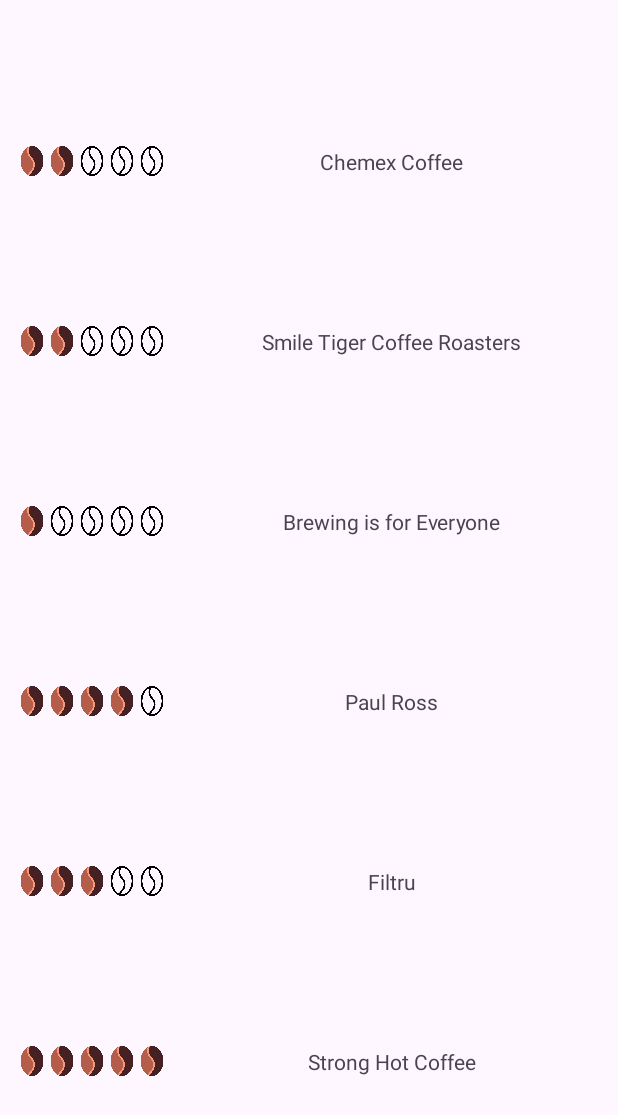
After one commit to MatiPardoE/CursoAndroid, an Android app: the CoffeeRecipeFragment screen opened through its navigation route, on a phone screen of 412 x 824 dp. The commit adds this screen. Shown: the top 1115 px of the screen. Run offline under Robolectric (Android 15) with nearby library versions, the phone set to English and light mode, and no system bars.

Commit message:
Recycled View andando, muestra nombre de receta y fuerza en base a 5 imagenes

```diff
--- a/LogInApp/app/build.gradle.kts
+++ b/LogInApp/app/build.gradle.kts
@@ -50,6 +50,7 @@
 
     implementation("androidx.navigation:navigation-fragment-ktx:2.7.0")
     implementation("androidx.navigation:navigation-ui-ktx:2.7.0")
+    implementation("com.github.bumptech.glide:glide:4.16.0")
 
     testImplementation("junit:junit:4.13.2")
     androidTestImplementation("androidx.test.ext:junit:1.1.5")
--- /dev/null
+++ b/LogInApp/app/src/main/java/com/example/loginapp/adapters/CoffeeRecipeAdapter.kt
@@ -0,0 +1,58 @@
+package com.example.loginapp.adapters
+
+import android.view.LayoutInflater
+import android.view.View
+import android.view.ViewGroup
+import android.widget.ImageView
+import android.widget.TextView
+import androidx.recyclerview.widget.RecyclerView
+import com.bumptech.glide.Glide
+import com.example.loginapp.entities.CoffeeRecipe
+import com.example.loginapp.R
+
+
+class CoffeeRecipeAdapter(private val list: List<CoffeeRecipe>) : RecyclerView.Adapter<CoffeeRecipeAdapter.ViewHolder>() {
+
+    override fun onCreateViewHolder(parent: ViewGroup, viewType: Int): ViewHolder {
+        //Inflo a la vista, el layout item.
+        val view = LayoutInflater.from(parent.context).inflate(R.layout.coffee_recipe_item,parent,false)
+        return ViewHolder(view) //Retorno el viewHolder de esa lista
+    }
+
+    override fun getItemCount(): Int {
+        return list.size //Aca le digo al adapter de que tamaño es la lista
+    }
+
+    override fun onBindViewHolder(holder: ViewHolder, position: Int) {
+        //Uno la vista con la lista por eso llamo la funcion holder.bind
+        val coffeeRecipe = list[position]
+        holder.bind(coffeeRecipe)
+    }
+
+    inner class ViewHolder(private val v: View) : RecyclerView.ViewHolder(v){
+        fun bind(coffeeRecipe: CoffeeRecipe){
+            //Aca es donde asocio a la vista las variables de mi objeto
+            val txtName: TextView = v.findViewById(R.id.txtName)
+            txtName.text = coffeeRecipe.name
+
+            val imgStrength1 : ImageView = v.findViewById(R.id.imageViewGrano1)
+            val imgStrength2 : ImageView = v.findViewById(R.id.imageViewGrano2)
+            val imgStrength3 : ImageView = v.findViewById(R.id.imageViewGrano3)
+            val imgStrength4 : ImageView = v.findViewById(R.id.imageViewGrano4)
+            val imgStrength5 : ImageView = v.findViewById(R.id.imageViewGrano5)
+
+            val imgStrengthlist = listOf(
+                imgStrength1,
+                imgStrength2,
+                imgStrength3,
+                imgStrength4,
+                imgStrength5)
+
+            if(coffeeRecipe.strength < 5) imgStrength5.setImageResource(R.drawable.granovacio)
+            if (coffeeRecipe.strength < 4) imgStrength4.setImageResource(R.drawable.granovacio)
+            if (coffeeRecipe.strength < 3) imgStrength3.setImageResource(R.drawable.granovacio)
+            if (coffeeRecipe.strength < 2) imgStrength2.setImageResource(R.drawable.granovacio)
+            if (coffeeRecipe.strength < 1) imgStrength1.setImageResource(R.drawable.granovacio)
+        }
+    }
+}
--- /dev/null
+++ b/LogInApp/app/src/main/java/com/example/loginapp/entities/CoffeeRecipe.kt
@@ -0,0 +1,15 @@
+package com.example.loginapp.entities
+data class CoffeeRecipe(
+    val name: String,
+    val description: String,
+    val coffeeType: String,
+    val grindLevel: String,
+    val coffeeToWaterRatio: Double,
+    val strength: Int,
+    val waterAmountTimePairs: List<WaterAmountTimePair>
+)
+
+data class WaterAmountTimePair(
+    val waterAmount: Double, // en mililitros
+    val brewTime: Int // en segundos
+)
--- /dev/null
+++ b/LogInApp/app/src/main/java/com/example/loginapp/entities/prueba.kt
@@ -0,0 +1,5 @@
+package com.example.loginapp.entities
+
+data class prueba(
+    val name : String
+)
--- /dev/null
+++ b/LogInApp/app/src/main/java/com/example/loginapp/fragments/CoffeeRecipeFragment.kt
@@ -0,0 +1,165 @@
+package com.example.loginapp.fragments
+
+import android.os.Bundle
+import androidx.fragment.app.Fragment
+import android.view.LayoutInflater
+import android.view.View
+import android.view.ViewGroup
+import androidx.recyclerview.widget.LinearLayoutManager
+import androidx.recyclerview.widget.RecyclerView
+import com.example.loginapp.R
+import com.example.loginapp.adapters.CoffeeRecipeAdapter
+import com.example.loginapp.entities.CoffeeRecipe
+import com.example.loginapp.entities.WaterAmountTimePair
+
+class CoffeeRecipeFragment : Fragment() {
+
+    private lateinit var v : View
+    private lateinit var rvCoffeeRecipe: RecyclerView
+    private var coffeeRecipeList = listOf(
+        CoffeeRecipe(
+            name = "Chemex Coffee",
+            description = "A Chemex coffee brewing recipe.",
+            coffeeType = "Coffee of your choice",
+            grindLevel = "Medium-coarse",
+            coffeeToWaterRatio = 1.0 / 16.0, // 1:16 brew ratio
+            strength = 2,
+            waterAmountTimePairs = listOf(
+                WaterAmountTimePair(90.0, 30), // At :30, pour 90g of water, brew for 30 seconds
+                WaterAmountTimePair(210.0, 60), // At 1:30, pour 210g of water, brew for 60 seconds
+                WaterAmountTimePair(210.0, 60)  // At 2:30, pour 210g of water, brew for 60 seconds
+            )),
+        CoffeeRecipe(
+            name = "Smile Tiger Coffee Roasters",
+            description = "A solid daily driver recipe for a smooth, clean cup.",
+            coffeeType = "Medium to medium-light roast (or any coffee you like)",
+            grindLevel = "Not specified",
+            coffeeToWaterRatio = 32.0 / 500.0, // Ratio de café a agua: 32 g de café a 500 g de agua
+            strength = 2,
+            waterAmountTimePairs = listOf(
+                WaterAmountTimePair(60.0, 30), // Vierte 60 g de agua y revuelve suavemente después de 30 segundos.
+                WaterAmountTimePair(190.0, 45), // A los 1:15 minutos, vierte hasta 250 g de agua.
+                WaterAmountTimePair(50.0, 15)   // A los 2:00 minutos, vierte los últimos 50 g de agua hasta un total de 500 g.
+            )),
+        CoffeeRecipe(
+            name = "Brewing is for Everyone",
+            description = "Perfect for light roasts, makes a sharp, vibrant cup of coffee.",
+            coffeeType = "Light roast (recommended)",
+            grindLevel = "Medium",
+            coffeeToWaterRatio = 30.0 / 480.0, // Ratio de café a agua: 30 g de café a 480 g de agua
+            strength = 1,
+            waterAmountTimePairs = listOf(
+                WaterAmountTimePair(60.0, 30), // Bloom: Vierte 60 g de agua, revuelve suavemente y espera 30 segundos.
+                WaterAmountTimePair(420.0, 0)  // Vierte lentamente hasta un total de 480 g de agua.
+            )
+        ),
+        CoffeeRecipe(
+            name = "Paul Ross",
+            description = "Perfect for strong coffee lovers, produces a bold and flavorful cup.",
+            coffeeType = "Medium to medium-coarse grind (recommended)",
+            grindLevel = "Medium to medium-coarse",
+            coffeeToWaterRatio = 35.0 / 500.0, // Ratio de café a agua: 35 g de café a 500 g de agua
+            strength = 4,
+            waterAmountTimePairs = listOf(
+                WaterAmountTimePair(70.0, 30), // Bloom: Vierte 70 g de agua justo después de hervir, revuelve la mezcla y espera 30 segundos.
+                WaterAmountTimePair(430.0, 0)  // Vierte los 430 g de agua restantes y revuelve la mezcla nuevamente.
+            )
+        ),
+        CoffeeRecipe(
+            name = "Filtru",
+            description = "A multi-pour recipe for a deliciously bright cup.",
+            coffeeType = "Acidic light roast (recommended)",
+            grindLevel = "Medium",
+            coffeeToWaterRatio = 25.0 / 340.0, // Ratio de café a agua: 25 g de café a 340 g de agua
+            strength = 3,
+            waterAmountTimePairs = listOf(
+                WaterAmountTimePair(50.0, 30),   // Bloom: Vierte 50 g de agua, revuelve los granos para asegurar un mojado uniforme y espera 30 segundos.
+                WaterAmountTimePair(130.0, 0),   // Vierte otros 130 g de agua.
+                WaterAmountTimePair(160.0, 0)    // Vierte lentamente otros 160 g de agua.
+            )
+        ),
+        CoffeeRecipe(
+            name = "Strong Hot Coffee",
+            description = "A recipe for strong coffee lovers with a 1:12 coffee to water ratio.",
+            coffeeType = "Medium to medium-dark roast (recommended)",
+            grindLevel = "Medium-coarse",
+            coffeeToWaterRatio = 25.0 / 300.0, // Ratio de café a agua: 25 g de café a 300 g de agua (1:12)
+            strength = 5,
+            waterAmountTimePairs = listOf(
+                WaterAmountTimePair(30.0, 45),   // Vierte 30 g de agua y revuelve suavemente después de 45 segundos.
+                WaterAmountTimePair(270.0, 105)  // Vierte el agua restante lentamente, apuntando a un tiempo total de elaboración de al menos 2:30 minutos.
+            )
+        ),
+        CoffeeRecipe(
+            name = "Blue Bottle Chemex",
+            description = "A recipe from Blue Bottle for making large batches of coffee.",
+            coffeeType = "Not specified",
+            grindLevel = "Not specified",
+            coffeeToWaterRatio = 50.0 / 700.0, // Ratio de café a agua: 50 g de café a 700 g de agua
+            strength = 3,
+            waterAmountTimePairs = listOf(
+                WaterAmountTimePair(100.0, 45),   // Vierte 100 g de agua en un patrón concéntrico en espiral desde el centro. Espera 45 segundos.
+                WaterAmountTimePair(200.0, 0),    // Vierte 200 g de agua en un patrón circular y espera a que el agua se drene.
+                WaterAmountTimePair(200.0, 0)     // Vierte otros 200 g de agua.
+            )
+        ),
+        CoffeeRecipe(
+            name = "Slow Pour",
+            description = "A recipe with an extremely slow pour for a smooth, strong cup with enhanced sweetness.",
+            coffeeType = "Not specified",
+            grindLevel = "Medium",
+            coffeeToWaterRatio = 30.0 / 500.0, // Ratio de café a agua: 30 g de café a 500 g de agua
+            strength = 5,
+            waterAmountTimePairs = listOf(
+                WaterAmountTimePair(60.0, 45),   // Vierte suficiente agua para mojar uniformemente los granos, aproximadamente 60 g. Espera 45 segundos.
+                WaterAmountTimePair(440.0, 135)  // Vierte el resto del agua muy lentamente. Apunta a terminar de verter a los 3 minutos.
+            )
+        ),
+        CoffeeRecipe(
+            name = "Slightly Stronger Coffee",
+            description = "A recipe for coffee that's slightly stronger than the standard.",
+            coffeeType = "Not specified",
+            grindLevel = "Not specified",
+            coffeeToWaterRatio = 20.0 / 300.0, // Ratio de café a agua: 20 g de café a 300 g de agua (1:15)
+            strength = 2,
+            waterAmountTimePairs = listOf(
+                WaterAmountTimePair(40.0, 45),  // Bloom: Vierte 40 g de agua uniformemente sobre los granos. Espera de 30 a 45 segundos.
+                WaterAmountTimePair(260.0, 135) // Vierte el resto del agua en círculos concéntricos lentamente. El tiempo total de elaboración debe ser de 3:00 minutos.
+            )
+        ),
+        CoffeeRecipe(
+            name = "Single Fast Pour",
+            description = "A strong recipe with a 1:11 coffee to water ratio for a non-bitter cup.",
+            coffeeType = "Medium or dark roast (recommended)",
+            grindLevel = "Medium-coarse",
+            coffeeToWaterRatio = 30.0 / 340.0, // Ratio de café a agua: 30 g de café a 340 g de agua (1:11)
+            strength = 4,
+            waterAmountTimePairs = listOf(
+                WaterAmountTimePair(30.0, 45),   // Vierte suficiente agua para cubrir el café y revuelve. Espera de 30 a 45 segundos.
+                WaterAmountTimePair(310.0, 60)   // Vierte el resto del agua rápidamente. Termina de verter en alrededor de 1 minuto.
+            )
+        )
+
+    )
+    override fun onCreateView(
+        inflater: LayoutInflater, container: ViewGroup?,
+        savedInstanceState: Bundle?
+    ): View {
+        v = inflater.inflate(R.layout.fragment_list_coffee_recipe, container, false)
+
+        return v
+    }
+
+    override fun onViewCreated(view: View, savedInstanceState: Bundle?) {
+        super.onViewCreated(view, savedInstanceState)
+
+        rvCoffeeRecipe = v.findViewById(R.id.rvCoffeeRecipe)
+
+        val adapter = CoffeeRecipeAdapter(coffeeRecipeList)
+        rvCoffeeRecipe.adapter = adapter
+
+        rvCoffeeRecipe.layoutManager = LinearLayoutManager(context)
+
+    }
+
+}
--- a/LogInApp/app/src/main/java/com/example/loginapp/fragments/WelcomeViewModel.kt
+++ b/LogInApp/app/src/main/java/com/example/loginapp/fragments/CoffeeRecipeViewModel.kt
@@ -2,6 +2,6 @@
 
 import androidx.lifecycle.ViewModel
 
-class WelcomeViewModel : ViewModel() {
+class CoffeeRecipeViewModel : ViewModel() {
     // TODO: Implement the ViewModel
 }
--- a/LogInApp/app/src/main/java/com/example/loginapp/fragments/LogInFragment.kt
+++ b/LogInApp/app/src/main/java/com/example/loginapp/fragments/LogInFragment.kt
@@ -43,7 +43,7 @@
         buttonLogIn.setOnClickListener {
             val username : String = inputUsername.text.toString()
             val password : String = inputPassword.text.toString()
-            val action = LogInFragmentDirections.actionLogInFragmentToWelcomeFragment(User(username,password))
+            val action = LogInFragmentDirections.actionLogInFragmentToCoffeeRecipeFragment()
             val snackbarEmpty = Snackbar.make(v,"Fill the field",Snackbar.LENGTH_SHORT)
             val snackbarNotUser = Snackbar.make(v,"User Not Found", Snackbar.LENGTH_SHORT)
             val snackbarWrongPass = Snackbar.make(v,"Wrong Password", Snackbar.LENGTH_SHORT)
--- a/LogInApp/app/src/main/java/com/example/loginapp/fragments/WelcomeFragment.kt
+++ /dev/null
@@ -1,38 +0,0 @@
-package com.example.loginapp.fragments
-
-import androidx.lifecycle.ViewModelProvider
-import android.os.Bundle
-import androidx.fragment.app.Fragment
-import android.view.LayoutInflater
-import android.view.View
-import android.view.ViewGroup
-import android.widget.TextView
-import com.example.loginapp.R
-import com.example.loginapp.entities.User
-
-class WelcomeFragment : Fragment() {
-
-    private lateinit var arg : User
-    private lateinit var textWelcome : TextView
-    private lateinit var v : View
-    override fun onCreateView(
-        inflater: LayoutInflater, container: ViewGroup?,
-        savedInstanceState: Bundle?
-    ): View {
-        v = inflater.inflate(R.layout.fragment_welcome, container, false)
-
-        textWelcome = v.findViewById(R.id.textWelcome)
-
-        return v
-    }
-
-    override fun onStart() {
-        super.onStart()
-
-        arg = WelcomeFragmentArgs.fromBundle(requireArguments()).userFromLogIn
-        textWelcome.text = "Welcome ${arg.Username}"
-
-
-    }
-
-}
--- /dev/null
+++ b/LogInApp/app/src/main/res/layout/coffee_recipe_item.xml
@@ -0,0 +1,73 @@
+<?xml version="1.0" encoding="utf-8"?>
+<androidx.constraintlayout.widget.ConstraintLayout xmlns:android="http://schemas.android.com/apk/res/android"
+    xmlns:tools="http://schemas.android.com/tools"
+    android:layout_width="match_parent"
+    android:layout_height="120dp"
+    xmlns:app="http://schemas.android.com/apk/res-auto">
+
+    <TextView
+        android:id="@+id/txtName"
+        android:layout_width="wrap_content"
+        android:layout_height="wrap_content"
+        android:text="TextView"
+        app:layout_constraintBottom_toBottomOf="parent"
+        app:layout_constraintEnd_toEndOf="parent"
+        app:layout_constraintStart_toEndOf="@id/imageViewGrano5"
+        app:layout_constraintTop_toTopOf="parent" />
+
+    <ImageView
+        android:id="@+id/imageViewGrano1"
+        android:layout_width="20dp"
+        android:layout_height="0dp"
+        android:layout_marginStart="10dp"
+        android:importantForAccessibility="no"
+        app:layout_constraintBottom_toBottomOf="parent"
+        app:layout_constraintStart_toStartOf="parent"
+        app:layout_constraintTop_toTopOf="parent"
+        app:srcCompat="@drawable/granocolor" />
+
+    <ImageView
+        android:id="@+id/imageViewGrano2"
+        android:layout_width="20dp"
+        android:layout_height="0dp"
+        android:importantForAccessibility="no"
+        app:layout_constraintBottom_toBottomOf="parent"
+        app:layout_constraintStart_toEndOf="@id/imageViewGrano1"
+        app:layout_constraintTop_toTopOf="parent"
+        app:layout_constraintVertical_bias="0.0"
+        app:srcCompat="@drawable/granocolor" />
+
+    <ImageView
+        android:id="@+id/imageViewGrano3"
+        android:layout_width="20dp"
+        android:layout_height="0dp"
+        android:importantForAccessibility="no"
+        app:layout_constraintBottom_toBottomOf="parent"
+        app:layout_constraintStart_toEndOf="@id/imageViewGrano2"
+        app:layout_constraintTop_toTopOf="parent"
+        app:layout_constraintVertical_bias="0.0"
+        app:srcCompat="@drawable/granocolor" />
+
+    <ImageView
+        android:id="@+id/imageViewGrano4"
+        android:layout_width="20dp"
+        android:layout_height="0dp"
+        android:importantForAccessibility="no"
+        app:layout_constraintBottom_toBottomOf="parent"
+        app:layout_constraintStart_toEndOf="@id/imageViewGrano3"
+        app:layout_constraintTop_toTopOf="parent"
+        app:layout_constraintVertical_bias="0.0"
+        app:srcCompat="@drawable/granocolor" />
+
+    <ImageView
+        android:id="@+id/imageViewGrano5"
+        android:layout_width="20dp"
+        android:layout_height="0dp"
+        android:importantForAccessibility="no"
+        app:layout_constraintBottom_toBottomOf="parent"
+        app:layout_constraintStart_toEndOf="@id/imageViewGrano4"
+        app:layout_constraintTop_toTopOf="parent"
+        app:layout_constraintVertical_bias="0.0"
+        app:srcCompat="@drawable/granocolor" />
+
+</androidx.constraintlayout.widget.ConstraintLayout>
--- a/LogInApp/app/src/main/res/layout/fragment_welcome.xml
+++ b/LogInApp/app/src/main/res/layout/fragment_list_coffee_recipe.xml
@@ -5,16 +5,15 @@
     android:id="@+id/frameLayout2"
     android:layout_width="match_parent"
     android:layout_height="match_parent"
-    tools:context=".fragments.WelcomeFragment">
+    tools:context=".fragments.CoffeeRecipeFragment">
 
-    <TextView
-        android:id="@+id/textWelcome"
-        android:layout_width="wrap_content"
-        android:layout_height="wrap_content"
-        android:text="X"
-        android:textAppearance="@style/TextAppearance.AppCompat.Display1"
+    <androidx.recyclerview.widget.RecyclerView
+        android:id="@+id/rvCoffeeRecipe"
+        android:layout_width="0dp"
+        android:layout_height="0dp"
         app:layout_constraintBottom_toBottomOf="parent"
         app:layout_constraintEnd_toEndOf="parent"
         app:layout_constraintStart_toStartOf="parent"
-        app:layout_constraintTop_toTopOf="parent" />
+        app:layout_constraintTop_toTopOf="parent"
+        tools:listitem="@layout/coffee_recipe_item" />
 </androidx.constraintlayout.widget.ConstraintLayout>
--- a/LogInApp/app/src/main/res/layout/fragment_log_in.xml
+++ b/LogInApp/app/src/main/res/layout/fragment_log_in.xml
@@ -30,6 +30,7 @@
         android:hint="Username"
         android:inputType="text"
         android:minHeight="48dp"
+        android:textColorHint="#8D6E63"
         app:layout_constraintEnd_toEndOf="parent"
         app:layout_constraintStart_toStartOf="parent"
         app:layout_constraintTop_toTopOf="parent" />
@@ -43,6 +44,7 @@
         android:hint="Password"
         android:inputType="textPassword"
         android:minHeight="48dp"
+        android:textColorHint="#8D6E63"
         app:layout_constraintEnd_toEndOf="@+id/inputUsername"
         app:layout_constraintStart_toStartOf="@+id/inputUsername"
         app:layout_constraintTop_toBottomOf="@+id/inputUsername" />
--- a/LogInApp/app/src/main/res/navigation/main_navgraph.xml
+++ b/LogInApp/app/src/main/res/navigation/main_navgraph.xml
@@ -11,16 +11,12 @@
         android:label="fragment_log_in"
         tools:layout="@layout/fragment_log_in" >
         <action
-            android:id="@+id/action_logInFragment_to_welcomeFragment"
-            app:destination="@id/welcomeFragment" />
+            android:id="@+id/action_logInFragment_to_coffeeRecipeFragment"
+            app:destination="@id/coffeeRecipeFragment" />
     </fragment>
     <fragment
-        android:id="@+id/welcomeFragment"
-        android:name="com.example.loginapp.fragments.WelcomeFragment"
-        android:label="fragment_welcome"
-        tools:layout="@layout/fragment_welcome" >
-        <argument
-            android:name="userFromLogIn"
-            app:argType="com.example.loginapp.entities.User" />
-    </fragment>
+        android:id="@+id/coffeeRecipeFragment"
+        android:name="com.example.loginapp.fragments.CoffeeRecipeFragment"
+        android:label="fragment_list_coffee_recipe"
+        tools:layout="@layout/fragment_list_coffee_recipe" />
 </navigation>
```
Also changed, not shown: LogInApp/app/src/main/res/drawable/granocolor.png (added), LogInApp/app/src/main/res/drawable/granovacio.png (added), 2 other files.
